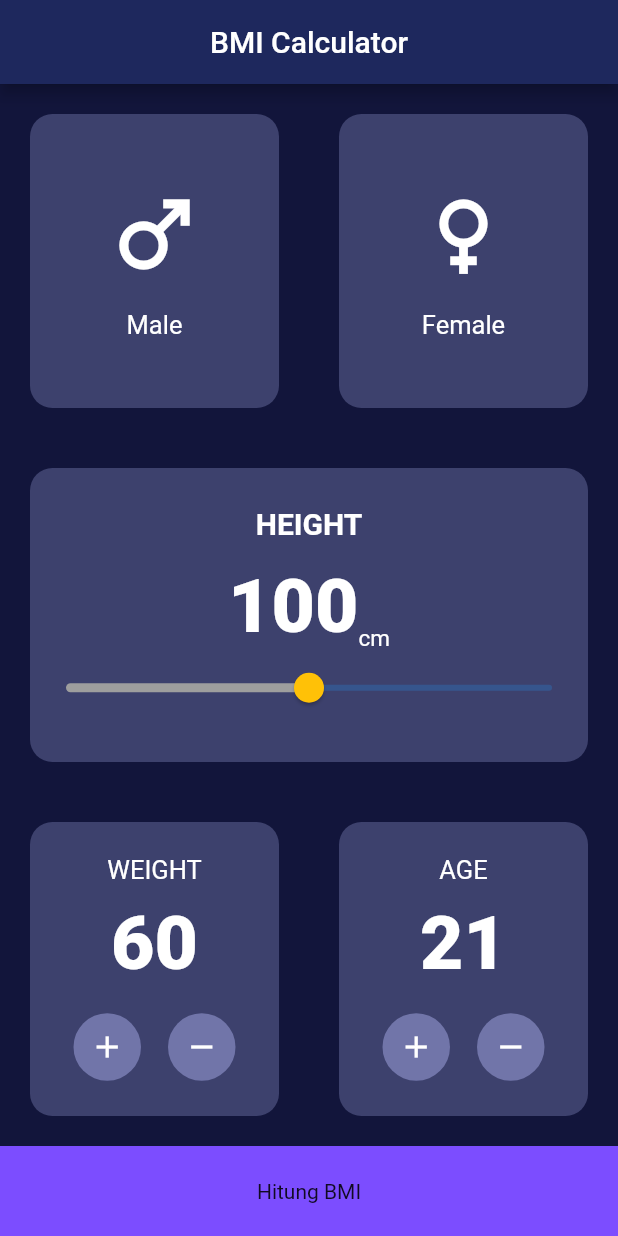
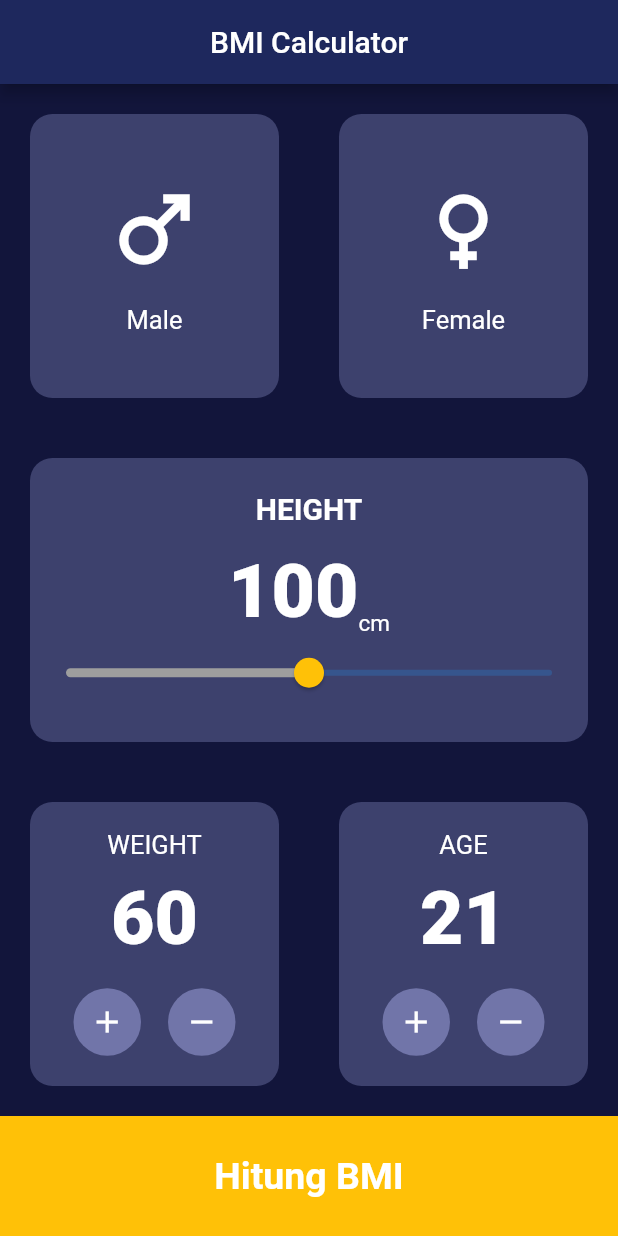
Before and after one commit to tobimaulana/BMI_FlutterProject, a Flutter app: the screen it shows after launch, on a phone screen of 412 x 824 dp. Run offline on Flutter 3.47's test engine with Material 2 defaults, Android fonts, the phone set to English and light mode, and no system bars.

Commit message:
Modify Button Style

```diff
--- a/lib/views/bmi_data_screen.dart
+++ b/lib/views/bmi_data_screen.dart
@@ -195,9 +195,15 @@ class _BmiDataScreenState extends State<BmiDataScreen> {
               );
             },
             child: Container(
-              height: 60,
-              color: Colors.deepPurpleAccent,
-              child: const Center(child: Text("Hitung BMI")),
+              height: 80,
+              color: Colors.amber,
+              child: const Center(child: Text("Hitung BMI",
+              style: TextStyle(
+                fontSize: 25,
+                fontWeight: FontWeight.bold,
+                color: Colors.white
+              ),),
+              ),
             ),
           )
         ],
```
